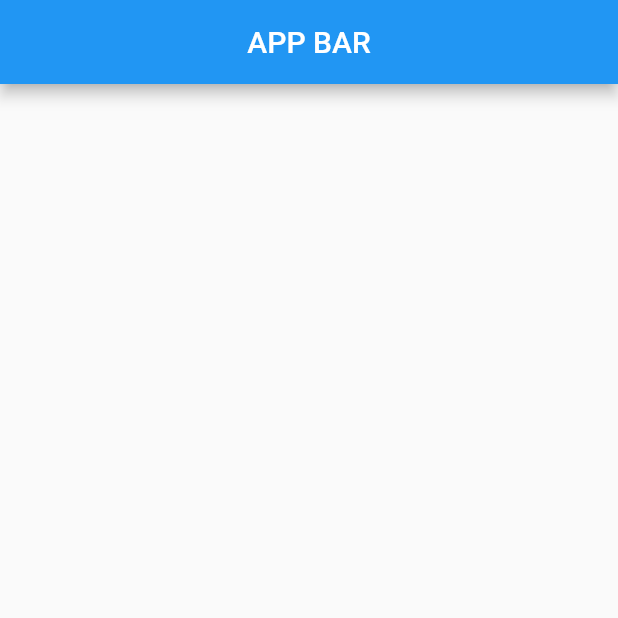
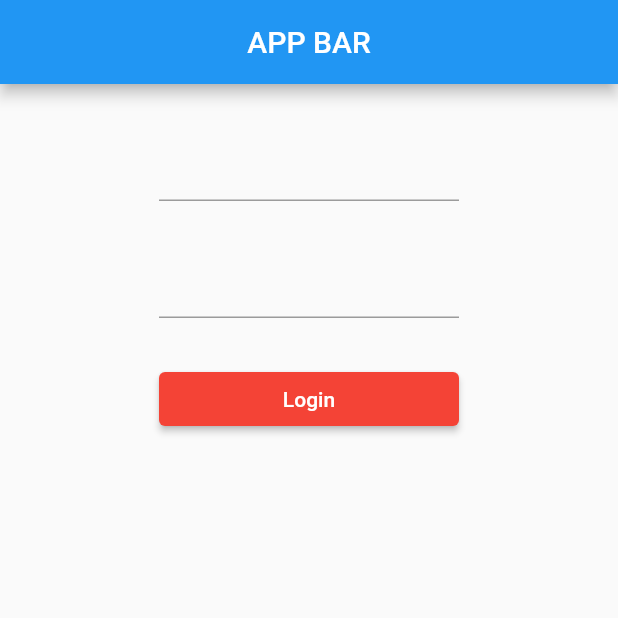
Before and after one commit to arsalan98m/flutter_basic_widgets, a Flutter app: the screen it shows after launch, on a phone screen of 412 x 824 dp, the top half of it. Run offline on Flutter 3.47's test engine with Material 2 defaults, Android fonts, the phone set to English and light mode, and no system bars.

Commit message:
learning about text field and button widgets

```diff
--- a/lib/main.dart
+++ b/lib/main.dart
@@ -3,6 +3,8 @@ import 'package:flutter/material.dart';
 void main() {
   runApp(MyApp());
 }
+
+// TextField is used for user input
 
 class MyApp extends StatelessWidget {
   @override
@@ -16,6 +18,40 @@ class MyApp extends StatelessWidget {
               child: Text('APP BAR'),
             ),
           ),
+          body: Center(
+            child: Column(
+              children: [
+                SizedBox(
+                  height: 30,
+                ),
+                Container(
+                  width: 200,
+                  child: TextField(
+                    cursorColor: Colors.red,
+                  ),
+                ),
+                SizedBox(
+                  height: 30,
+                ),
+                Container(
+                  width: 200,
+                  child: TextField(
+                    cursorColor: Colors.red,
+                  ),
+                ),
+                SizedBox(height: 30),
+                Container(
+                    width: 200,
+                    child: ElevatedButton(
+                      style: ButtonStyle(
+                          backgroundColor:
+                              MaterialStateProperty.all(Colors.red)),
+                      onPressed: () {},
+                      child: Text('Login'),
+                    )),
+              ],
+            ),
+          ),
         ),
       ),
     );
```
